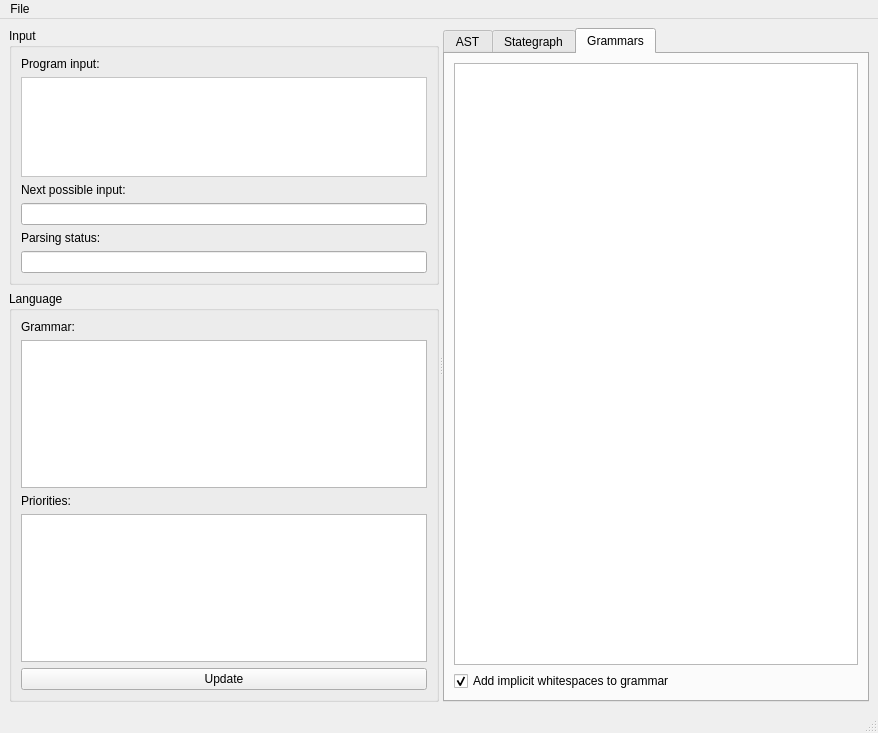
Old version of the form node_editor/gui.ui in the repository softdevteam/eco.
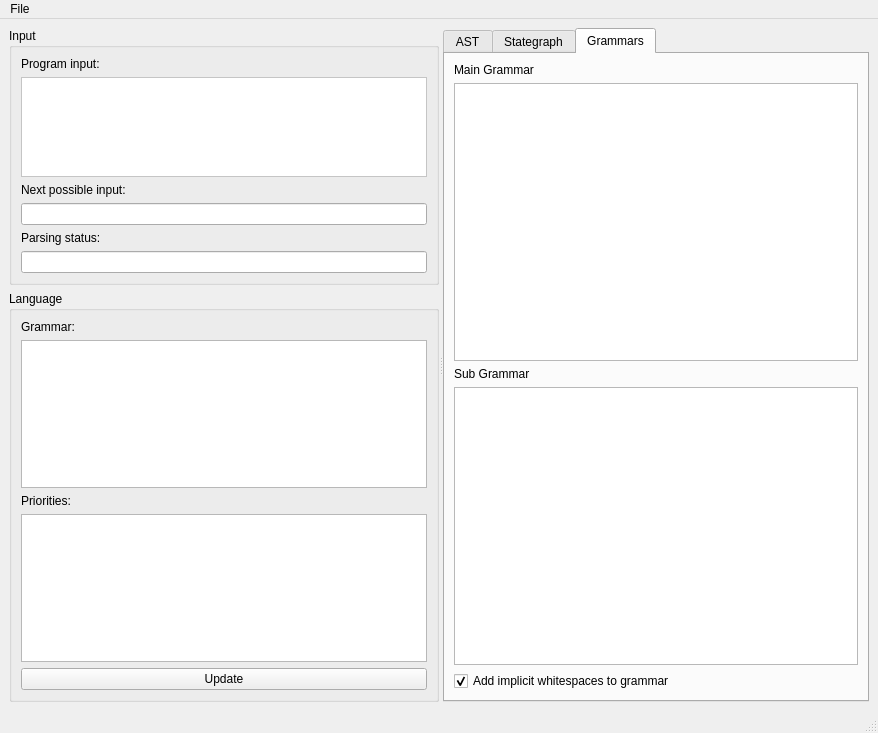
New version of the form. Custom widgets are drawn as their Qt base class.

Commit message: First attempt on merging grammars together

Patch:
```diff
--- a/node_editor/gui.ui
+++ b/node_editor/gui.ui
@@ -246,9 +246,26 @@
          <string>Grammars</string>
         </attribute>
         <layout class="QVBoxLayout" name="verticalLayout_4">
+         <item>
+          <widget class="QLabel" name="label_6">
+           <property name="text">
+            <string>Main Grammar</string>
+           </property>
+          </widget>
+         </item>
          <item>
           <widget class="QListWidget" name="listWidget"/>
          </item>
+         <item>
+          <widget class="QLabel" name="label_7">
+           <property name="text">
+            <string>Sub Grammar</string>
+           </property>
+          </widget>
+         </item>
+         <item>
+          <widget class="QListWidget" name="listWidget_2"/>
+         </item>
          <item>
           <widget class="QCheckBox" name="cb_add_implicit_ws">
            <property name="text">
```
The commit also changes 9 other files.
